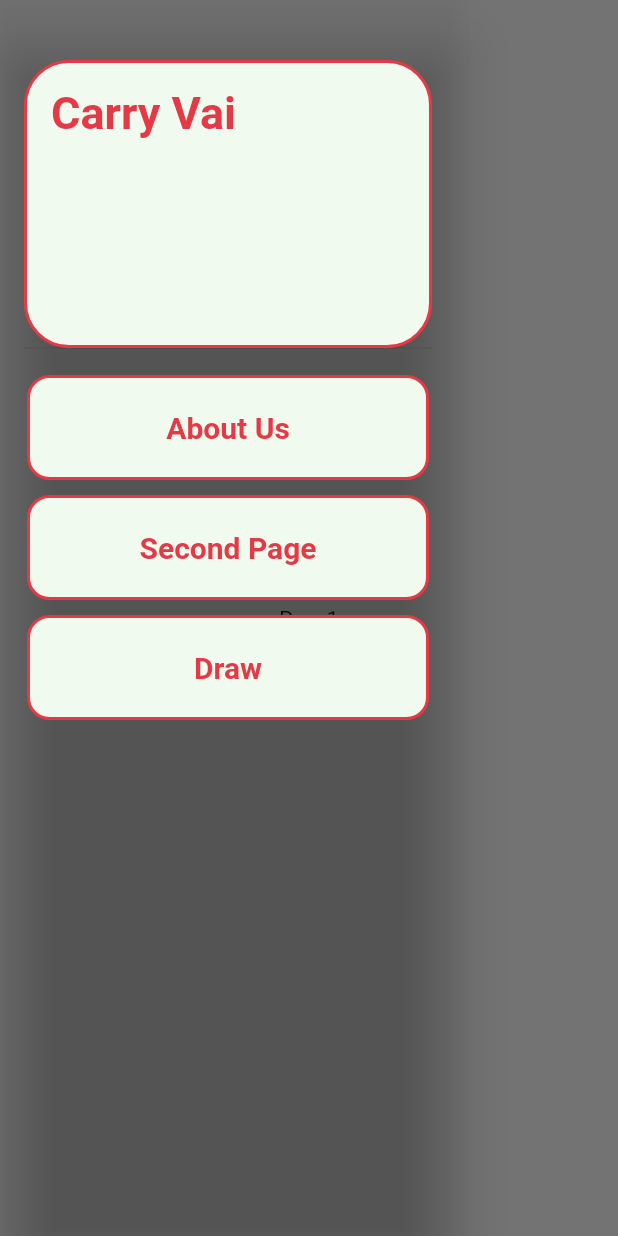
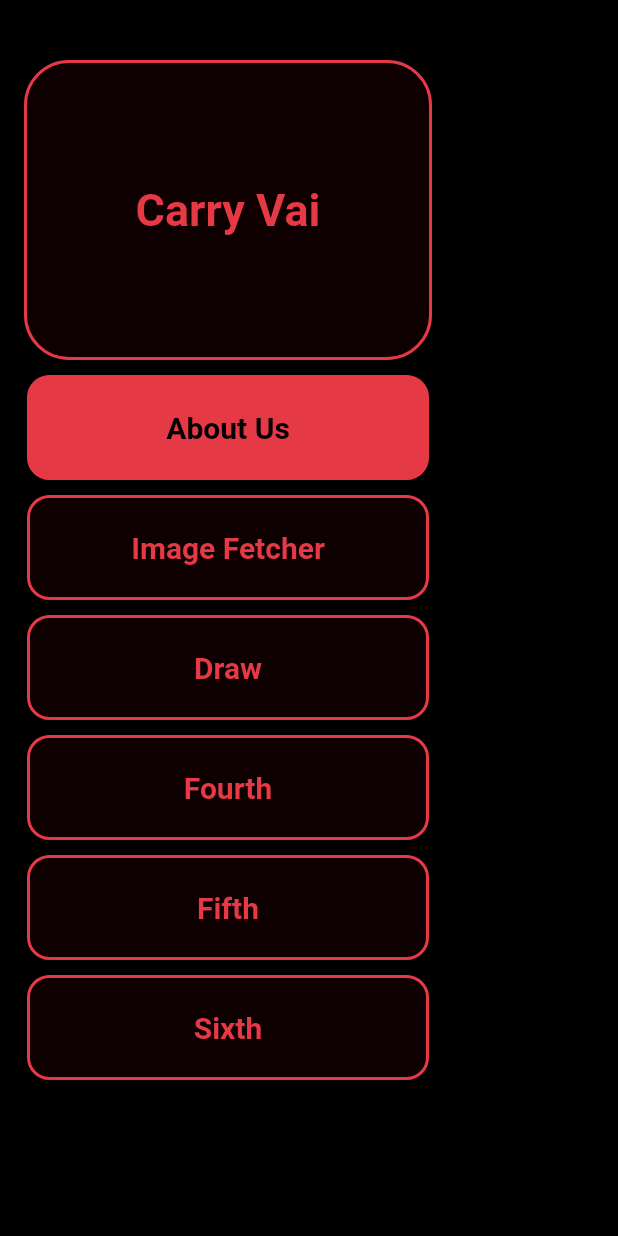
Before and after one commit to 44t4nk1/ApptitudeApp, a Flutter app: the screen it shows after launch, with the side drawer open, on a phone screen of 412 x 824 dp. Run offline on Flutter 3.47's test engine with Material 2 defaults, Android fonts, the phone set to English and light mode, and no system bars.

Commit message:
task 2 done

```diff
--- a/lib/homePage.dart
+++ b/lib/homePage.dart
@@ -1,4 +1,3 @@
-import 'package:ApptitudeApp/particleScreen.dart';
 import 'package:flutter/material.dart';
 
 class HomePage extends StatefulWidget {
@@ -10,23 +9,71 @@ class _HomePageState extends State<HomePage> {
   int _currentIndex = 0;
 
   List pages = [
-    Center(
-      child: Text('Page1'),
-    ), //CircularParticleScreen(),
-    Center(
-      child: Text('Page2'),
+    Scaffold(
+      backgroundColor: Colors.black,
+      body: Center(
+        child: Text(
+          'Page1',
+          style: TextStyle(
+            color: Colors.white,
+          ),
+        ),
+      ),
     ),
-    Center(
-      child: Text('Page3'),
+    Scaffold(
+      backgroundColor: Colors.black,
+      body: Center(
+        child: Text(
+          'Page2',
+          style: TextStyle(
+            color: Colors.white,
+          ),
+        ),
+      ),
     ),
-    Center(
-      child: Text('Page4'),
+    Scaffold(
+      backgroundColor: Colors.black,
+      body: Center(
+        child: Text(
+          'Page3',
+          style: TextStyle(
+            color: Colors.white,
+          ),
+        ),
+      ),
     ),
-    Center(
-      child: Text('Page5'),
+    Scaffold(
+      backgroundColor: Colors.black,
+      body: Center(
+        child: Text(
+          'Page4',
+          style: TextStyle(
+            color: Colors.white,
+          ),
+        ),
+      ),
     ),
-    Center(
-      child: Text('Page6'),
+    Scaffold(
+      backgroundColor: Colors.black,
+      body: Center(
+        child: Text(
+          'Page5',
+          style: TextStyle(
+            color: Colors.white,
+          ),
+        ),
+      ),
+    ),
+    Scaffold(
+      backgroundColor: Colors.black,
+      body: Center(
+        child: Text(
+          'Page6',
+          style: TextStyle(
+            color: Colors.white,
+          ),
+        ),
+      ),
     ),
   ];
 
@@ -35,9 +82,8 @@ class _HomePageState extends State<HomePage> {
     return Scaffold(
       drawer: Theme(
         data: Theme.of(context).copyWith(
-          // Set the transparency here
-          canvasColor: Colors
-              .transparent, //or any other color you want. e.g Colors.blue.withOpacity(0.5)
+          canvasColor: Color(
+              0xff000000), //or any other color you want. e.g Colors.blue.withOpacity(0.5)
         ),
         child: Drawer(
             child: Column(
@@ -46,7 +92,9 @@ class _HomePageState extends State<HomePage> {
               margin: EdgeInsets.only(left: 16, top: 40, right: 16),
               width: double.infinity,
               height: 200,
-              child: DrawerHeader(
+              child: Container(
+                alignment: Alignment.center,
+                width: double.infinity,
                 child: Text(
                   'Carry Vai',
                   style: TextStyle(
@@ -55,11 +103,11 @@ class _HomePageState extends State<HomePage> {
                     color: Color(0xffe63946),
                   ),
                 ),
-                decoration: BoxDecoration(
-                  border: Border.all(width: 2, color: Color(0xffe63946)),
-                  borderRadius: BorderRadius.all(Radius.circular(30)),
-                  color: Color(0xfff1faee),
-                ),
+              ),
+              decoration: BoxDecoration(
+                border: Border.all(width: 2, color: Color(0xffe63946)),
+                borderRadius: BorderRadius.all(Radius.circular(30)),
+                color: Color(0xff00000),
               ),
             ),
             SizedBox(
@@ -73,7 +121,8 @@ class _HomePageState extends State<HomePage> {
                 decoration: BoxDecoration(
                   border: Border.all(width: 2, color: Color(0xffe63946)),
                   borderRadius: BorderRadius.all(Radius.circular(15)),
-                  color: Color(0xfff1faee),
+                  color:
+                      _currentIndex == 0 ? Color(0xffe63946) : Color(0xff00000),
                 ),
                 child: Center(
                   child: Text(
@@ -81,7 +130,9 @@ class _HomePageState extends State<HomePage> {
                     style: TextStyle(
                       fontSize: 20,
                       fontWeight: FontWeight.w600,
-                      color: Color(0xffe63946),
+                      color: _currentIndex == 0
+                          ? Color(0xff000000)
+                          : Color(0xffe63946),
                     ),
                   ),
                 ),
@@ -104,15 +155,18 @@ class _HomePageState extends State<HomePage> {
                 decoration: BoxDecoration(
                   border: Border.all(width: 2, color: Color(0xffe63946)),
                   borderRadius: BorderRadius.all(Radius.circular(15)),
-                  color: Color(0xfff1faee),
+                  color:
+                      _currentIndex == 1 ? Color(0xffe63946) : Color(0xff00000),
                 ),
                 child: Center(
                   child: Text(
-                    'Second Page',
+                    'Image Fetcher',
                     style: TextStyle(
                       fontSize: 20,
                       fontWeight: FontWeight.w600,
-                      color: Color(0xffe63946),
+                      color: _currentIndex == 1
+                          ? Color(0xff000000)
+                          : Color(0xffe63946),
                     ),
                   ),
                 ),
@@ -135,7 +189,8 @@ class _HomePageState extends State<HomePage> {
                 decoration: BoxDecoration(
                   border: Border.all(width: 2, color: Color(0xffe63946)),
                   borderRadius: BorderRadius.all(Radius.circular(15)),
-                  color: Color(0xfff1faee),
+                  color:
+                      _currentIndex == 2 ? Color(0xffe63946) : Color(0xff00000),
                 ),
                 child: Center(
                   child: Text(
@@ -143,7 +198,9 @@ class _HomePageState extends State<HomePage> {
                     style: TextStyle(
                       fontSize: 20,
                       fontWeight: FontWeight.w600,
-                      color: Color(0xffe63946),
+                      color: _currentIndex == 2
+                          ? Color(0xff000000)
+                          : Color(0xffe63946),
                     ),
                   ),
                 ),
@@ -154,6 +211,111 @@ class _HomePageState extends State<HomePage> {
                 });
                 Navigator.pop(context);
               },
+            ),
+            SizedBox(
+              height: 10,
+            ),
+            FlatButton(
+              child: Container(
+                margin: EdgeInsets.only(left: 2, right: 2),
+                width: double.infinity,
+                height: 70,
+                decoration: BoxDecoration(
+                  border: Border.all(width: 2, color: Color(0xffe63946)),
+                  borderRadius: BorderRadius.all(Radius.circular(15)),
+                  color:
+                      _currentIndex == 3 ? Color(0xffe63946) : Color(0xff00000),
+                ),
+                child: Center(
+                  child: Text(
+                    'Fourth',
+                    style: TextStyle(
+                      fontSize: 20,
+                      fontWeight: FontWeight.w600,
+                      color: _currentIndex == 3
+                          ? Color(0xff000000)
+                          : Color(0xffe63946),
+                    ),
+                  ),
+                ),
+              ),
+              onPressed: () {
+                setState(() {
+                  _currentIndex = 3;
+                });
+                Navigator.pop(context);
+              },
+            ),
+            SizedBox(
+              height: 10,
+            ),
+            FlatButton(
+              child: Container(
+                margin: EdgeInsets.only(left: 2, right: 2),
+                width: double.infinity,
+                height: 70,
+                decoration: BoxDecoration(
+                  border: Border.all(width: 2, color: Color(0xffe63946)),
+                  borderRadius: BorderRadius.all(Radius.circular(15)),
+                  color:
+                      _currentIndex == 4 ? Color(0xffe63946) : Color(0xff00000),
+                ),
+                child: Center(
+                  child: Text(
+                    'Fifth',
+                    style: TextStyle(
+                      fontSize: 20,
+                      fontWeight: FontWeight.w600,
+                      color: _currentIndex == 4
+                          ? Color(0xff000000)
+                          : Color(0xffe63946),
+                    ),
+                  ),
+                ),
+              ),
+              onPressed: () {
+                setState(() {
+                  _currentIndex = 4;
+                });
+                Navigator.pop(context);
+              },
+            ),
+            SizedBox(
+              height: 10,
+            ),
+            FlatButton(
+              child: Container(
+                margin: EdgeInsets.only(left: 2, right: 2),
+                width: double.infinity,
+                height: 70,
+                decoration: BoxDecoration(
+                  border: Border.all(width: 2, color: Color(0xffe63946)),
+                  borderRadius: BorderRadius.all(Radius.circular(15)),
+                  color:
+                      _currentIndex == 5 ? Color(0xffe63946) : Color(0xff00000),
+                ),
+                child: Center(
+                  child: Text(
+                    'Sixth',
+                    style: TextStyle(
+                      fontSize: 20,
+                      fontWeight: FontWeight.w600,
+                      color: _currentIndex == 5
+                          ? Color(0xff000000)
+                          : Color(0xffe63946),
+                    ),
+                  ),
+                ),
+              ),
+              onPressed: () {
+                setState(() {
+                  _currentIndex = 5;
+                });
+                Navigator.pop(context);
+              },
+            ),
+            SizedBox(
+              height: 10,
             ),
           ],
         )
```
